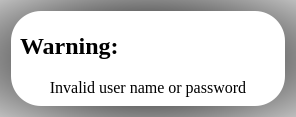
abdullah0307/Restaurant_predictor, file ui/Warning.ui: the form before one commit.
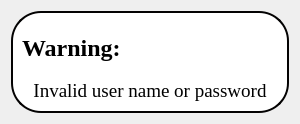
The form after the commit. Icons and pictures are not drawn.

Patch:
```diff
--- a/ui/Warning.ui
+++ b/ui/Warning.ui
@@ -20,18 +20,19 @@
    <string>Warning</string>
   </property>
   <property name="styleSheet">
-   <string notr="true">background-color: qradialgradient(spread:pad, cx:0.5, cy:0.5, radius:0.953, fx:0.5, fy:0.5, stop:0 rgba(0, 0, 0, 255), stop:1 rgba(255, 255, 255, 255));</string>
+   <string notr="true">background-image: url(:/bg/images/Tallest Restaurants in the World 7.jpg);
+</string>
   </property>
   <layout class="QVBoxLayout" name="verticalLayout">
    <item>
     <widget class="QFrame" name="frame">
      <property name="styleSheet">
-      <string notr="true">QFrame{
-background:none;
+      <string notr="true">background:none;
 background-color: rgb(255, 255, 255);
 border-color: rgb(255, 0, 0);
-border-radius:30px
-}
+border-radius:30px;
+border:2px solid #030202;
+
 </string>
      </property>
      <property name="frameShape">
@@ -46,9 +47,12 @@
         <property name="font">
          <font>
           <family>Times New Roman</family>
-          <pointsize>12</pointsize>
+          <pointsize>14</pointsize>
          </font>
         </property>
+        <property name="styleSheet">
+         <string notr="true">border:none;</string>
+        </property>
         <property name="text">
          <string>Invalid user name or password</string>
         </property>
@@ -73,6 +77,9 @@
           <bold>true</bold>
          </font>
         </property>
+        <property name="styleSheet">
+         <string notr="true">border:none;</string>
+        </property>
         <property name="text">
          <string>Warning:</string>
         </property>
```
Left out of the diff: 4 changed lines with no effect on the pictures.
